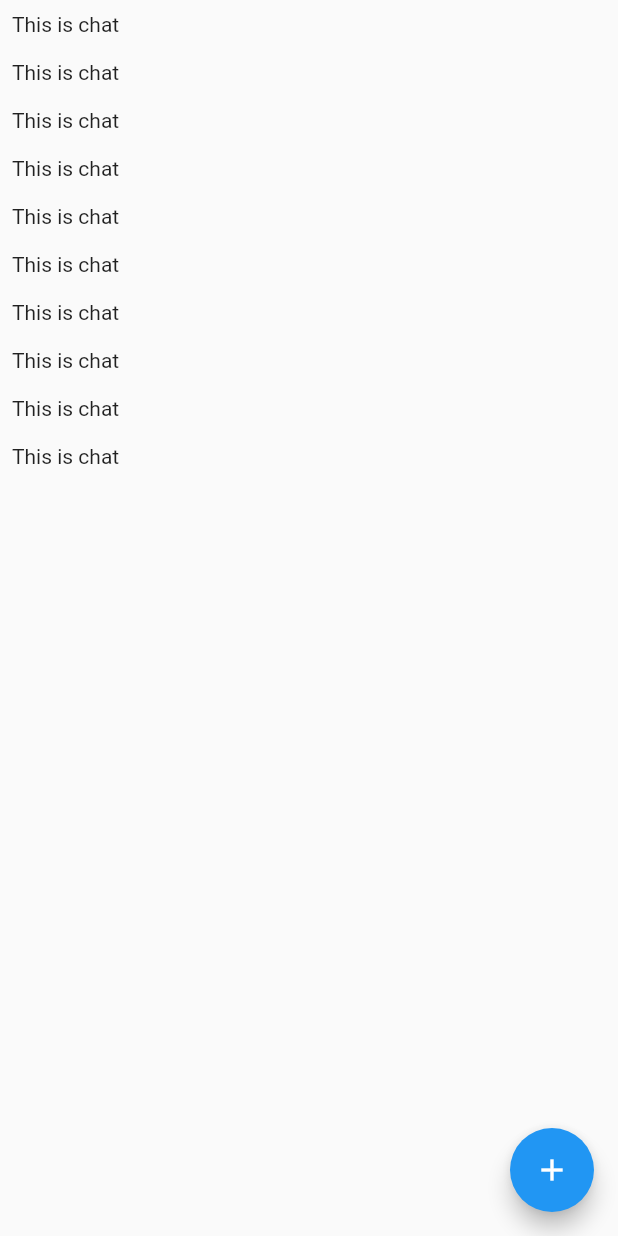
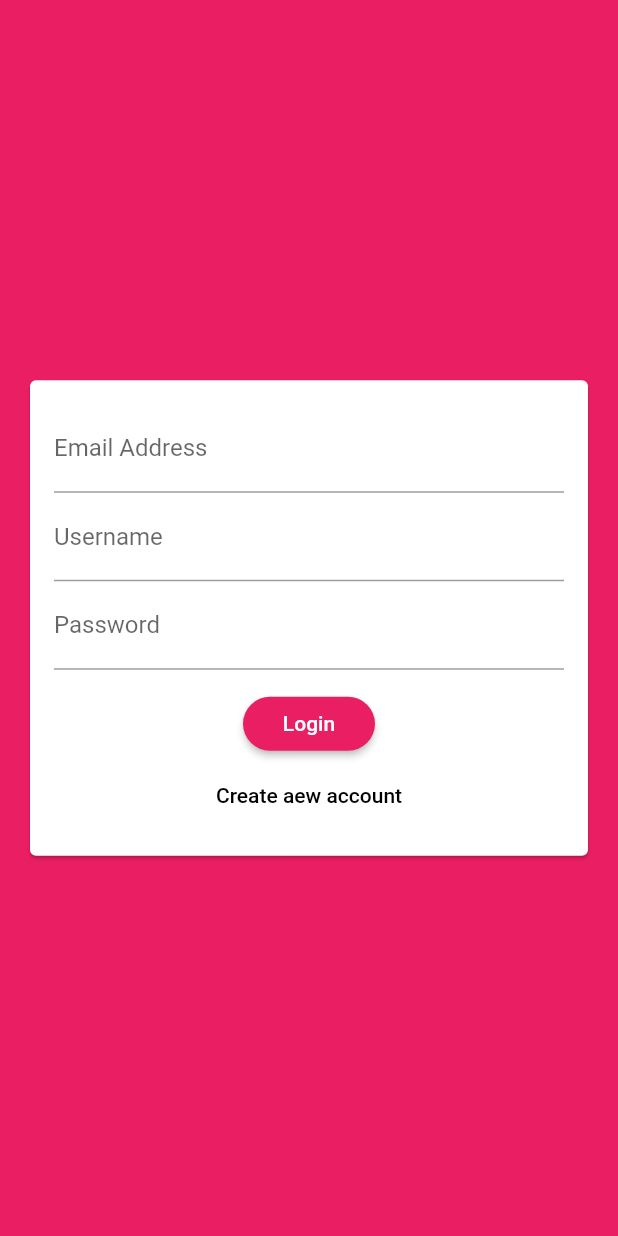
Before and after one commit to zahedul/flutter-samplechat, a Flutter app: the screen it shows after launch, on a phone screen of 412 x 824 dp. Run offline on Flutter 3.47's test engine with Material 2 defaults, Android fonts, the phone set to English and light mode, and no system bars; our stand-ins replace cloud_firestore; accounts and stored records are empty.

```diff
--- a/lib/main.dart
+++ b/lib/main.dart
@@ -1,4 +1,5 @@
 import 'package:flutter/material.dart';
+import 'package:samplechats/screens/auth.screen.dart';
 import 'package:samplechats/screens/chat.screen.dart';
 
 void main() {
@@ -12,10 +13,19 @@ class MyApp extends StatelessWidget {
     return MaterialApp(
       title: 'FlutterChat',
       theme: ThemeData(
-        primarySwatch: Colors.blue,
+        primarySwatch: Colors.pink,
+        backgroundColor: Colors.pink,
+        accentColor: Colors.deepPurple,
+        accentColorBrightness: Brightness.dark,
+        buttonTheme: ButtonTheme.of(context).copyWith(
+            buttonColor: Colors.pink,
+            textTheme: ButtonTextTheme.primary,
+            shape: RoundedRectangleBorder(
+              borderRadius: BorderRadius.circular(20),
+            )),
         visualDensity: VisualDensity.adaptivePlatformDensity,
       ),
-      home: ChatScreen(),
+      home: AuthScreen(),
     );
   }
 }
--- a/lib/screens/auth.screen.dart
+++ b/lib/screens/auth.screen.dart
@@ -0,0 +1,17 @@
+import 'package:flutter/material.dart';
+import 'package:samplechats/widgets/widget.auth.form.dart';
+
+class AuthScreen extends StatefulWidget {
+  @override
+  _AuthScreenState createState() => _AuthScreenState();
+}
+
+class _AuthScreenState extends State<AuthScreen> {
+  @override
+  Widget build(BuildContext context) {
+    return Scaffold(
+      backgroundColor: Theme.of(context).primaryColor,
+      body: AuthFormWidget(),
+    );
+  }
+}
--- a/lib/screens/chat.screen.dart
+++ b/lib/screens/chat.screen.dart
@@ -5,17 +5,32 @@ class ChatScreen extends StatelessWidget {
   @override
   Widget build(BuildContext context) {
     return Scaffold(
-      body: ListView.builder(
-        itemCount: 10,
-        itemBuilder: (ctx, index) => Container(
-          padding: EdgeInsets.all(8),
-          child: Text('This is chat'),
-        ),
+      body: StreamBuilder(
+        stream: Firestore.instance
+            .collection('chats/PaQ5zA3ppoFOFRQJtbje/messages')
+            .snapshots(),
+        builder: (ctx, streamSnapshot) {
+          if (streamSnapshot.connectionState == ConnectionState.waiting) {
+            return Center(
+              child: CircularProgressIndicator(),
+            );
+          }
+          final documents = streamSnapshot.data.documents;
+          return ListView.builder(
+            itemCount: documents.length,
+            itemBuilder: (ctx, index) => Container(
+              padding: EdgeInsets.all(8),
+              child: Text(documents[index]['text']),
+            ),
+          );
+        },
       ),
       floatingActionButton: FloatingActionButton(
         child: Icon(Icons.add),
         onPressed: () {
-          Firestore.instance.collection('chats/VEkiETleAv7BfjlsPiMY/messages');
+          Firestore.instance
+              .collection('chats/PaQ5zA3ppoFOFRQJtbje/messages')
+              .add({'text': 'I am good'});
         },
       ),
     );
--- /dev/null
+++ b/lib/widgets/widget.auth.form.dart
@@ -0,0 +1,51 @@
+import 'package:flutter/material.dart';
+
+class AuthFormWidget extends StatefulWidget {
+  @override
+  _AuthFormWidgetState createState() => _AuthFormWidgetState();
+}
+
+class _AuthFormWidgetState extends State<AuthFormWidget> {
+  @override
+  Widget build(BuildContext context) {
+    return Center(
+      child: Card(
+        margin: EdgeInsets.all(20),
+        child: SingleChildScrollView(
+          child: Padding(
+            padding: EdgeInsets.all(16),
+            child: Form(
+              child: Column(
+                mainAxisSize: MainAxisSize.min,
+                children: [
+                  TextField(
+                    keyboardType: TextInputType.emailAddress,
+                    decoration: InputDecoration(labelText: 'Email Address'),
+                  ),
+                  TextField(
+                    decoration: InputDecoration(labelText: 'Username'),
+                  ),
+                  TextField(
+                    decoration: InputDecoration(labelText: 'Password'),
+                    obscureText: true,
+                  ),
+                  SizedBox(
+                    height: 12,
+                  ),
+                  RaisedButton(
+                    onPressed: () {},
+                    child: Text('Login'),
+                  ),
+                  FlatButton(
+                    onPressed: () {},
+                    child: Text('Create aew account'),
+                  ),
+                ],
+              ),
+            ),
+          ),
+        ),
+      ),
+    );
+  }
+}
```
Also changed, not shown: pubspec.yaml (+52 -1 lines), 3 other files.
